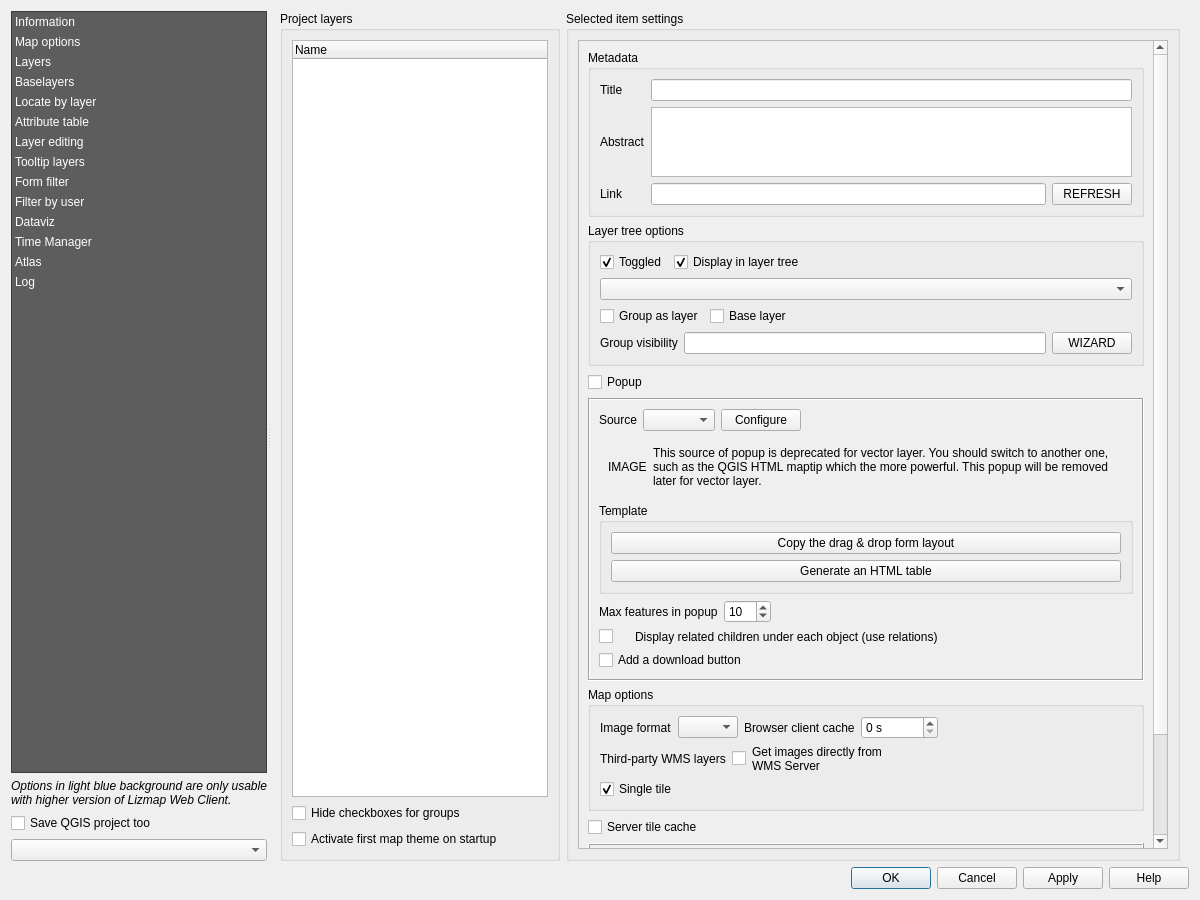
Qt form lizmap/resources/ui/ui_lizmap.ui (3liz/lizmap-plugin) before a commit.
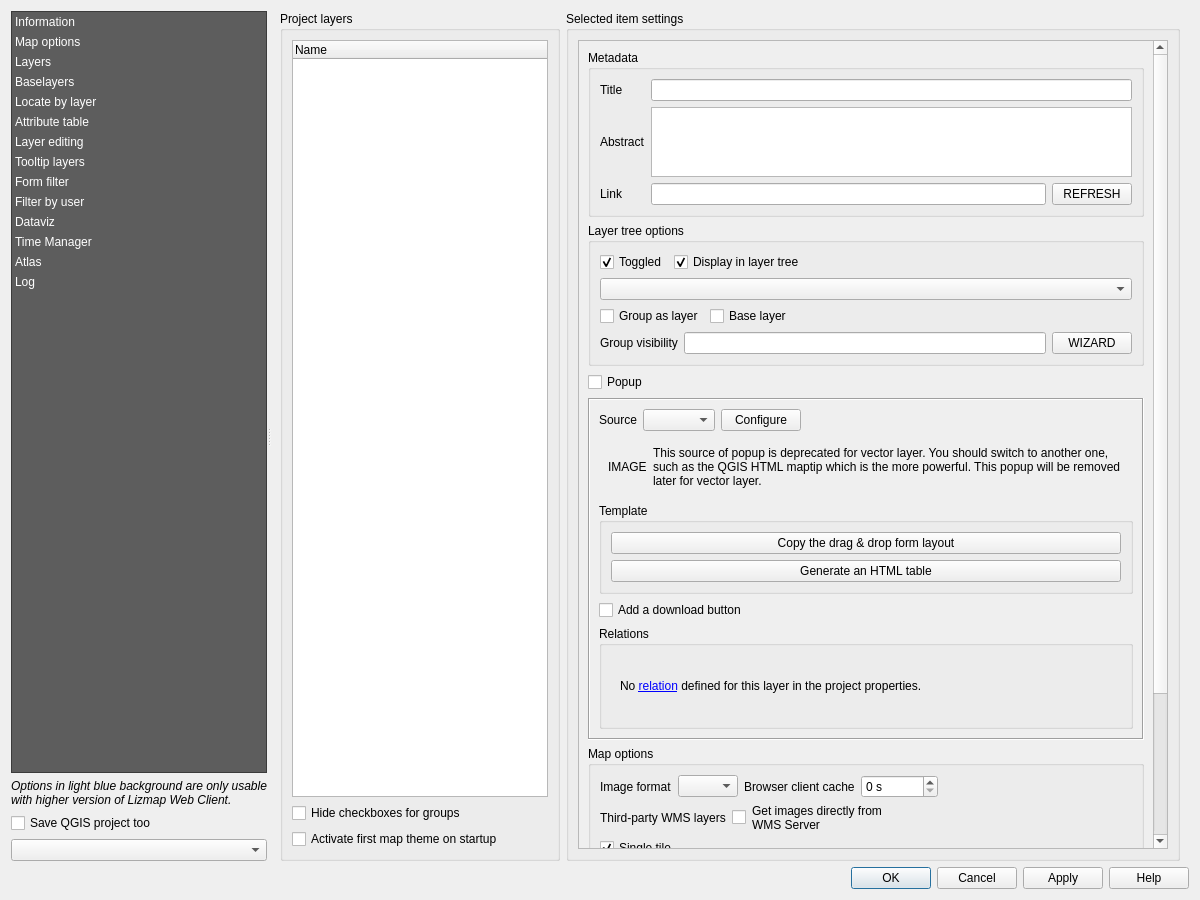
The same form after that commit. The open tabs and pages were chosen to show the change. Custom widgets are drawn as their Qt base class.

Commit message: UX - Display the relation options only if needed

```diff
--- a/lizmap/resources/ui/ui_lizmap.ui
+++ b/lizmap/resources/ui/ui_lizmap.ui
@@ -1734,7 +1734,7 @@
                             <item>
                              <widget class="QLabel" name="text_lizmap_popup">
                               <property name="text">
-                               <string>This source of popup is deprecated for vector layer. You should switch to another one, such as the QGIS HTML maptip which the more powerful. This popup will be removed later for vector layer.</string>
+                               <string>This source of popup is deprecated for vector layer. You should switch to another one, such as the QGIS HTML maptip which is the more powerful. This popup will be removed later for vector layer.</string>
                               </property>
                               <property name="wordWrap">
                                <bool>true</bool>
@@ -1786,42 +1786,42 @@
                           </widget>
                          </item>
                          <item>
-                          <layout class="QHBoxLayout" name="horizontalLayout_37">
-                           <item>
-                            <widget class="QLabel" name="label_max_feature_popup">
+                          <widget class="QCheckBox" name="checkbox_popup_allow_download">
                              <property name="text">
-                              <string>Max features in popup</string>
+                            <string>Add a download button</string>
                              </property>
                             </widget>
                            </item>
                            <item>
-                            <widget class="QSpinBox" name="sbPopupMaxFeatures">
-                             <property name="minimum">
-                              <number>1</number>
-                             </property>
-                             <property name="maximum">
-                              <number>999</number>
-                             </property>
-                             <property name="value">
-                              <number>10</number>
-                             </property>
-                            </widget>
-                           </item>
+                          <widget class="QGroupBox" name="groupBox_11">
+                           <property name="title">
+                            <string>Relations</string>
+                           </property>
+                           <property name="checkable">
+                            <bool>false</bool>
+                           </property>
+                           <layout class="QVBoxLayout" name="verticalLayout_53">
+                            <item>
+                             <widget class="QStackedWidget" name="relation_stacked_widget">
+                              <property name="currentIndex">
+                               <number>0</number>
+                              </property>
+                              <widget class="QWidget" name="page">
+                               <layout class="QVBoxLayout" name="verticalLayout_54">
                            <item>
-                            <spacer name="horizontalSpacer_37">
-                             <property name="orientation">
-                              <enum>Qt::Horizontal</enum>
-                             </property>
-                             <property name="sizeHint" stdset="0">
-                              <size>
-                               <width>40</width>
-                               <height>20</height>
-                              </size>
-                             </property>
-                            </spacer>
-                           </item>
-                          </layout>
-                         </item>
+                                 <widget class="QLabel" name="label_78">
+                                  <property name="text">
+                                   <string>&lt;html&gt;&lt;head/&gt;&lt;body&gt;&lt;p&gt;No &lt;a href=&quot;https://docs.qgis.org/latest/en/docs/user_manual/introduction/qgis_configuration.html#relations-properties&quot;&gt;&lt;span style=&quot; text-decoration: underline; color:#0000ff;&quot;&gt;relation&lt;/span&gt;&lt;/a&gt; defined for this layer in the project properties.&lt;/p&gt;&lt;/body&gt;&lt;/html&gt;</string>
+                                  </property>
+                                  <property name="openExternalLinks">
+                                   <bool>true</bool>
+                                  </property>
+                                 </widget>
+                                </item>
+                               </layout>
+                              </widget>
+                              <widget class="QWidget" name="page_2">
+                               <layout class="QVBoxLayout" name="verticalLayout_55">
                          <item>
                           <layout class="QHBoxLayout" name="horizontalLayout_36">
                            <item>
@@ -1846,7 +1846,7 @@
                            <item>
                             <widget class="QLabel" name="label_display_popup_children">
                              <property name="text">
-                              <string>Display related children under each object (use relations)</string>
+                                     <string>Display related children</string>
                              </property>
                              <property name="wordWrap">
                               <bool>true</bool>
@@ -1856,10 +1856,34 @@
                           </layout>
                          </item>
                          <item>
-                          <widget class="QCheckBox" name="checkbox_popup_allow_download">
+                                 <layout class="QHBoxLayout" name="horizontalLayout_37">
+                                  <item>
+                                   <widget class="QLabel" name="label_max_feature_popup">
                            <property name="text">
-                            <string>Add a download button</string>
-                           </property>
+                                     <string>Maximum children features in a popup</string>
+                                    </property>
+                                   </widget>
+                                  </item>
+                                  <item>
+                                   <widget class="QSpinBox" name="sbPopupMaxFeatures">
+                                    <property name="minimum">
+                                     <number>1</number>
+                                    </property>
+                                    <property name="maximum">
+                                     <number>999</number>
+                                    </property>
+                                    <property name="value">
+                                     <number>10</number>
+                                    </property>
+                                   </widget>
+                                  </item>
+                                 </layout>
+                                </item>
+                               </layout>
+                              </widget>
+                             </widget>
+                            </item>
+                           </layout>
                           </widget>
                          </item>
                         </layout>
```
Left out of the diff: 2 changed lines with no effect on the pictures. Lines whose indentation alone changed are shown as unchanged. The commit also changes 1 other file.
